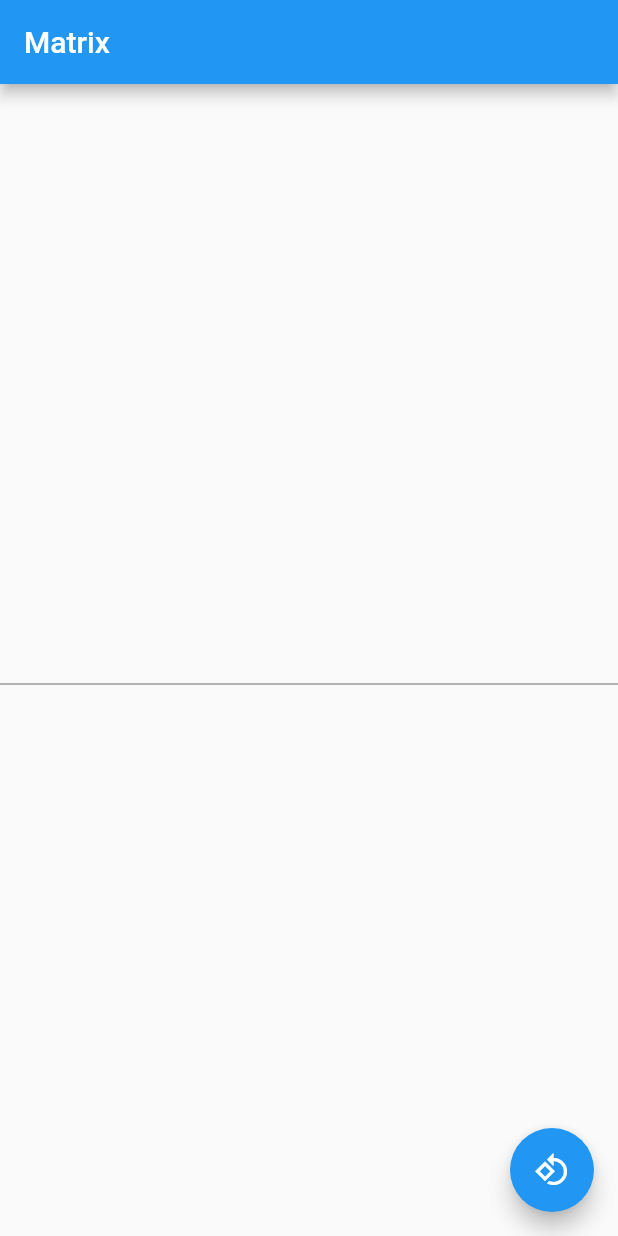
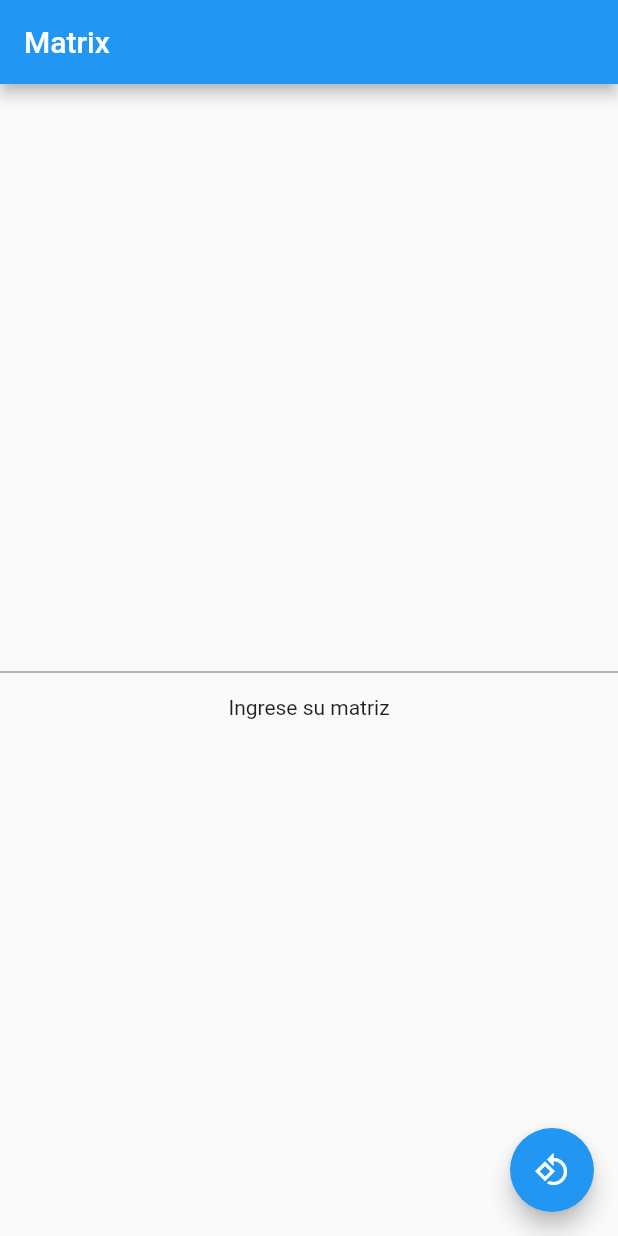
Before and after one commit to hacksy/test_matrix_rotation, a Flutter app: the screen it shows after launch, on a phone screen of 412 x 824 dp. Run offline on Flutter 3.47's test engine with Material 2 defaults, Android fonts, the phone set to English and light mode, and no system bars; our stand-ins replace equatable, flutter_bloc.

Commit message:
Add text when starting

```diff
--- a/lib/presentation/widgets/matrix/matrix_widget.dart
+++ b/lib/presentation/widgets/matrix/matrix_widget.dart
@@ -25,7 +25,11 @@ class MatrixWidget extends StatelessWidget {
             break;
           case MatrixStatus.empty:
           default:
-            return Container();
+            return Container(
+              child: Center(
+                child: Text("Ingrese su matriz"),
+              ),
+            );
             break;
         }
       },
```
